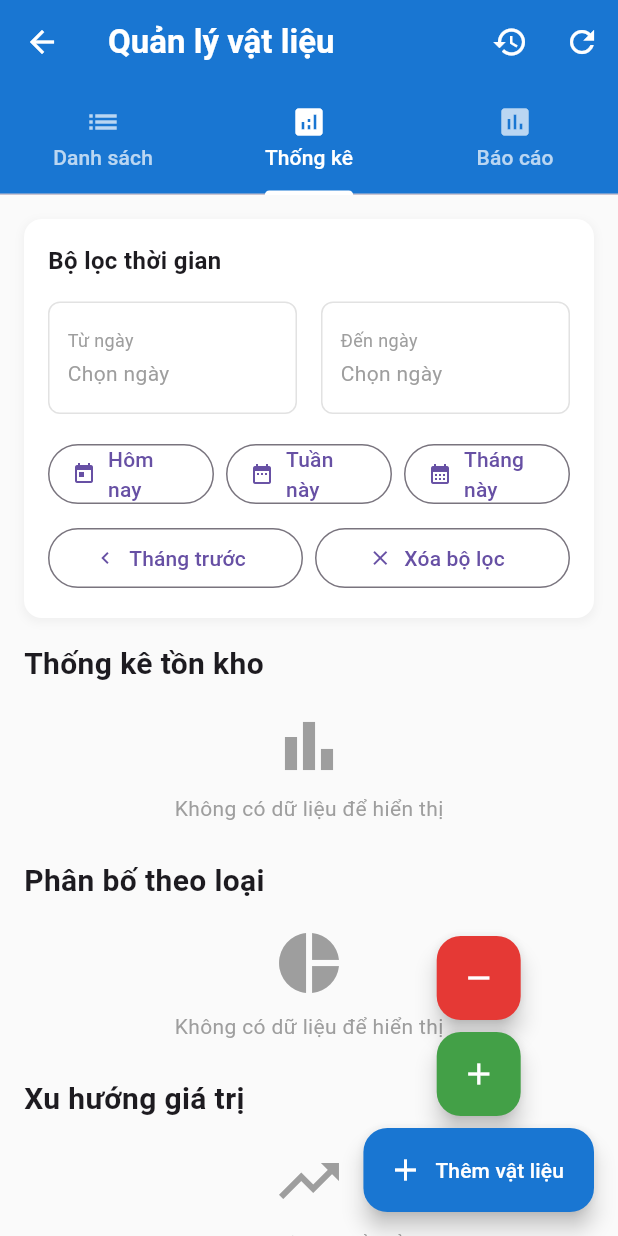
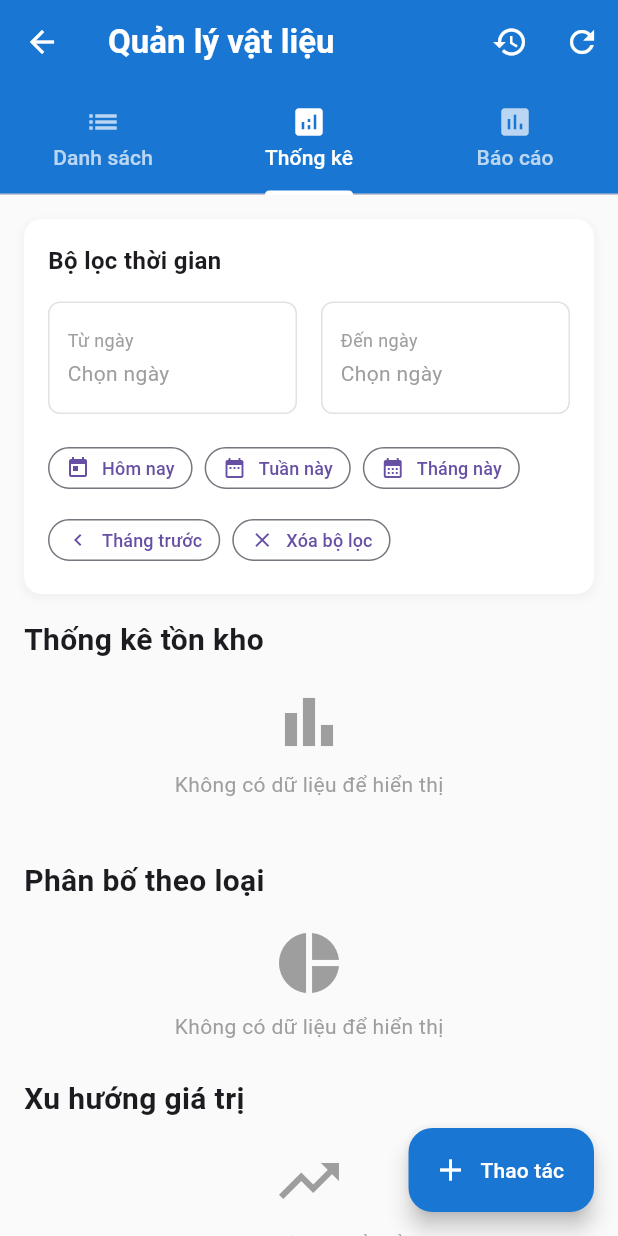
Before and after one commit to doanxuandong/BCTN, a Flutter app: the MaterialManagementScreen screen opened directly, tab 2 chosen, on a phone screen of 412 x 824 dp. Run offline on Flutter 3.47's test engine with Material 3 defaults, Android fonts, the phone set to English and light mode, and no system bars; our stand-ins replace cloud_firestore, firebase_auth, firebase_core, firebase_storage, geolocator, image_picker and 1 more; accounts and stored records are empty.

Commit message:
fix fe 29102025

```diff
--- a/lib/components/filters/date_range_filter.dart
+++ b/lib/components/filters/date_range_filter.dart
@@ -84,50 +84,41 @@ class _DateRangeFilterState extends State<DateRangeFilter> {
             ],
           ),
           const SizedBox(height: 16),
-          Row(
+          Wrap(
+            spacing: 8,
+            runSpacing: 8,
             children: [
-              Expanded(
-                child: OutlinedButton.icon(
-                  onPressed: _selectToday,
-                  icon: const Icon(Icons.today, size: 16),
-                  label: const Text('Hôm nay'),
-                ),
+              _quickButton(
+                icon: Icons.today,
+                label: 'Hôm nay',
+                onPressed: _selectToday,
               ),
-              const SizedBox(width: 8),
-              Expanded(
-                child: OutlinedButton.icon(
-                  onPressed: _selectThisWeek,
-                  icon: const Icon(Icons.date_range, size: 16),
-                  label: const Text('Tuần này'),
-                ),
+              _quickButton(
+                icon: Icons.date_range,
+                label: 'Tuần này',
+                onPressed: _selectThisWeek,
               ),
-              const SizedBox(width: 8),
-              Expanded(
-                child: OutlinedButton.icon(
-                  onPressed: _selectThisMonth,
-                  icon: const Icon(Icons.calendar_month, size: 16),
-                  label: const Text('Tháng này'),
-                ),
+              _quickButton(
+                icon: Icons.calendar_month,
+                label: 'Tháng này',
+                onPressed: _selectThisMonth,
               ),
             ],
           ),
           const SizedBox(height: 8),
-          Row(
+          Wrap(
+            spacing: 8,
+            runSpacing: 8,
             children: [
-              Expanded(
-                child: OutlinedButton.icon(
-                  onPressed: _selectLastMonth,
-                  icon: const Icon(Icons.keyboard_arrow_left, size: 16),
-                  label: const Text('Tháng trước'),
-                ),
+              _quickButton(
+                icon: Icons.keyboard_arrow_left,
+                label: 'Tháng trước',
+                onPressed: _selectLastMonth,
               ),
-              const SizedBox(width: 8),
-              Expanded(
-                child: OutlinedButton.icon(
-                  onPressed: _clearDates,
-                  icon: const Icon(Icons.clear, size: 16),
-                  label: const Text('Xóa bộ lọc'),
-                ),
+              _quickButton(
+                icon: Icons.clear,
+                label: 'Xóa bộ lọc',
+                onPressed: _clearDates,
               ),
             ],
           ),
@@ -166,6 +157,29 @@ class _DateRangeFilterState extends State<DateRangeFilter> {
             ),
           ],
         ),
+      ),
+    );
+  }
+
+  Widget _quickButton({
+    required IconData icon,
+    required String label,
+    required VoidCallback onPressed,
+  }) {
+    return OutlinedButton.icon(
+      onPressed: onPressed,
+      icon: Icon(icon, size: 16),
+      label: Text(
+        label,
+        overflow: TextOverflow.ellipsis,
+        softWrap: false,
+        style: const TextStyle(fontSize: 12),
+      ),
+      style: OutlinedButton.styleFrom(
+        padding: const EdgeInsets.symmetric(horizontal: 12, vertical: 8),
+        minimumSize: const Size(0, 36),
+        shape: const StadiumBorder(),
+        visualDensity: VisualDensity.compact,
       ),
     );
   }
--- a/lib/screens/manage/material_management_screen.dart
+++ b/lib/screens/manage/material_management_screen.dart
@@ -4,6 +4,7 @@ import '../../services/manage/material_service.dart';
 import '../../services/user/user_session.dart';
 import '../../components/material_card.dart';
 import '../../components/statistics/stock_chart_widget.dart';
+import '../../components/statistics/stock_ratio_chart_widget.dart';
 import '../../components/statistics/category_chart_widget.dart';
 import '../../components/statistics/value_trend_widget.dart';
 import '../../components/statistics/transaction_chart_widget.dart';
@@ -134,34 +135,14 @@ class _MaterialManagementScreenState extends State<MaterialManagementScreen>
           _buildReportsTab(),
         ],
       ),
-      floatingActionButton: Column(
-        mainAxisAlignment: MainAxisAlignment.end,
-        children: [
-          FloatingActionButton(
-            onPressed: () => _navigateToExportMaterial(),
-            backgroundColor: Colors.red[600],
-            heroTag: "export",
-            child: const Icon(Icons.remove, color: Colors.white),
-          ),
-          const SizedBox(height: 8),
-          FloatingActionButton(
-            onPressed: () => _navigateToImportMaterial(),
-            backgroundColor: Colors.green[600],
-            heroTag: "import",
-            child: const Icon(Icons.add, color: Colors.white),
-          ),
-          const SizedBox(height: 8),
-          FloatingActionButton.extended(
-            onPressed: () => _navigateToAddMaterial(),
-            backgroundColor: Colors.blue[700],
-            heroTag: "add",
-            icon: const Icon(Icons.add, color: Colors.white),
-            label: const Text(
-              'Thêm vật liệu',
-              style: TextStyle(color: Colors.white),
-            ),
-          ),
-        ],
+      floatingActionButton: FloatingActionButton.extended(
+        onPressed: _showMaterialActions,
+        backgroundColor: Colors.blue[700],
+        icon: const Icon(Icons.add, color: Colors.white),
+        label: const Text(
+          'Thao tác',
+          style: TextStyle(color: Colors.white),
+        ),
       ),
     );
   }
@@ -405,6 +386,9 @@ class _MaterialManagementScreenState extends State<MaterialManagementScreen>
           ),
           const SizedBox(height: 16),
           StockChartWidget(materials: _materials),
+          const SizedBox(height: 16),
+          // Biểu đồ tỉ lệ đảm bảo tồn kho (độc lập đơn vị)
+          StockRatioChartWidget(materials: _materials),
           const SizedBox(height: 24),
           const Text(
             'Phân bố theo loại',
@@ -557,6 +541,49 @@ class _MaterialManagementScreenState extends State<MaterialManagementScreen>
     });
   }
 
+  void _showMaterialActions() {
+    showModalBottomSheet(
+      context: context,
+      shape: const RoundedRectangleBorder(
+        borderRadius: BorderRadius.vertical(top: Radius.circular(16)),
+      ),
+      builder: (context) {
+        return SafeArea(
+          child: Column(
+            mainAxisSize: MainAxisSize.min,
+            children: [
+              ListTile(
+                leading: const Icon(Icons.add, color: Colors.blue),
+                title: const Text('Thêm vật liệu'),
+                onTap: () {
+                  Navigator.pop(context);
+                  _navigateToAddMaterial();
+                },
+              ),
+              ListTile(
+                leading: const Icon(Icons.arrow_downward, color: Colors.green),
+                title: const Text('Nhập kho'),
+                onTap: () {
+                  Navigator.pop(context);
+                  _navigateToImportMaterial();
+                },
+              ),
+              ListTile(
+                leading: const Icon(Icons.arrow_upward, color: Colors.red),
+                title: const Text('Xuất kho'),
+                onTap: () {
+                  Navigator.pop(context);
+                  _navigateToExportMaterial();
+                },
+              ),
+              const SizedBox(height: 8),
+            ],
+          ),
+        );
+      },
+    );
+  }
+
   void _navigateToTransactionHistory() {
     Navigator.push(
       context,
```
Also changed, not shown: lib/components/reports/inventory_report_widget.dart (+63 -27 lines), lib/components/statistics/stock_chart_widget.dart (+27 -10 lines), lib/components/statistics/stock_ratio_chart_widget.dart (added, +142 -0 lines).
